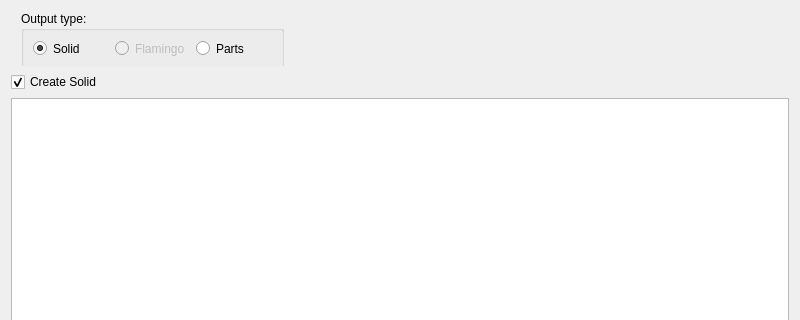
The window that ui/create-part.ui (rkrenzler/FreeCAD_Workbench_Starter) describes before a commit, drawn with Qt 5; both pictures show x 0 to 800 and y 0 to 320 of the 800 by 800 pixel window.
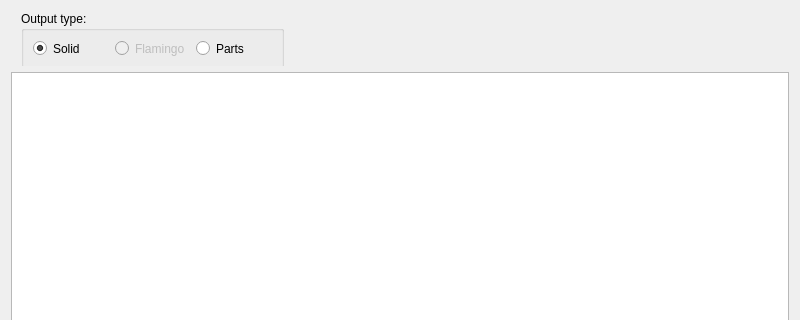
The same window after the commit. Icons and pictures are not drawn.

Commit message: remove checkbox from the base dialog

Patch:
```diff
--- a/ui/create-part.ui
+++ b/ui/create-part.ui
@@ -75,16 +75,6 @@
      </widget>
     </widget>
    </item>
-   <item>
-    <widget class="QCheckBox" name="checkBoxCreateSolid">
-     <property name="text">
-      <string>Create Solid</string>
-     </property>
-     <property name="checked">
-      <bool>true</bool>
-     </property>
-    </widget>
-   </item>
    <item>
     <widget class="QTableView" name="tableViewParts">
      <property name="selectionMode">
```
